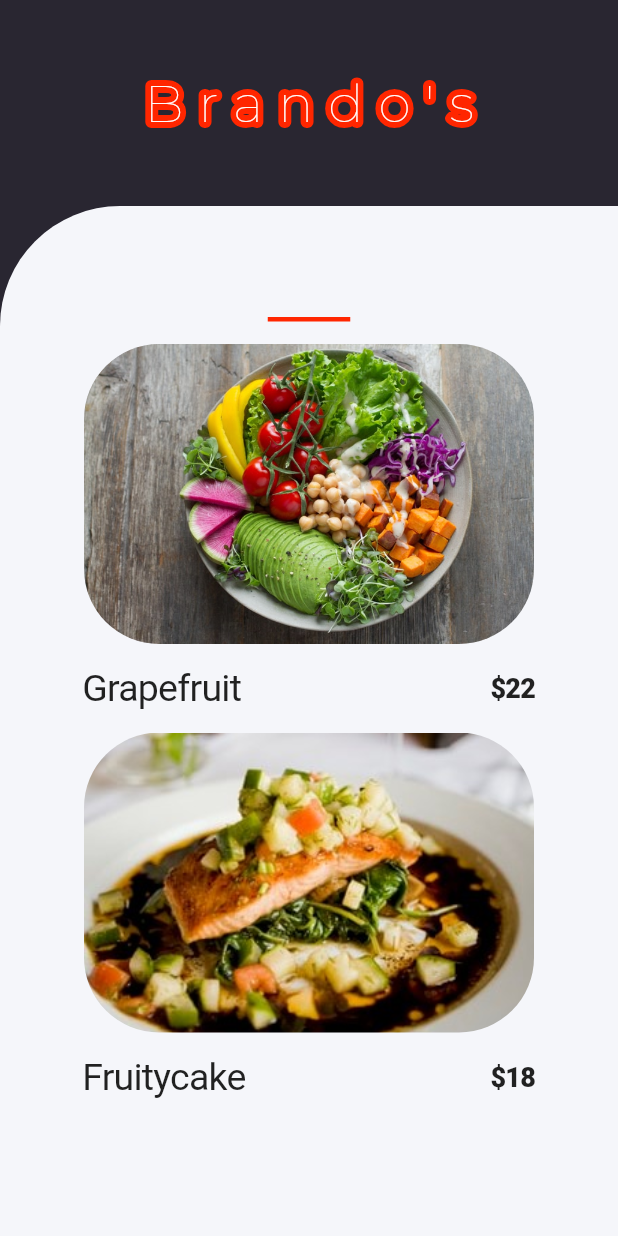
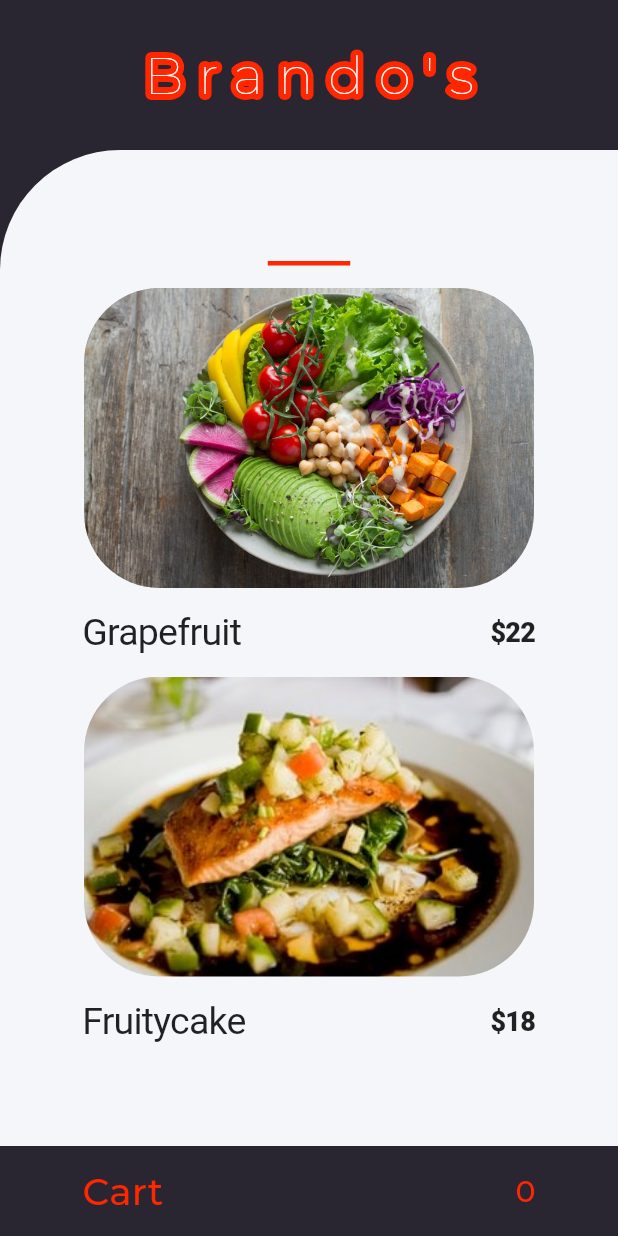
Before and after one commit to ahmed-tarek-salem/Brando_first_dribbble, a Flutter app: the FoodCategoryScreen screen opened directly with empty values, on a phone screen of 412 x 824 dp. Run offline on Flutter 3.47's test engine with Material 2 defaults, Android fonts, the phone set to English and light mode, and no system bars; drawn by our look-alikes of bordered_text; our stand-ins replace get, google_fonts; Roboto replaces fonts that are missing (Monda); project files that could hold a hidden picture were left out.

```diff
--- a/lib/constants.dart
+++ b/lib/constants.dart
@@ -1,4 +1,15 @@
+import 'package:Brando_first_dribbble/models/product.dart';
 import 'package:flutter/material.dart';
 
 Color kOraColor = const Color(0xffFF2600);
 Color kOhliColor = const Color(0xff292631);
+const kTransitionDuration = Duration(milliseconds: 300);
+const kPaddingHorizontal = 20.0;
+const kPaddingVertical = 10.0;
+const kHeaderHeight = 100.0;
+const kCartHeight = 60.0;
+
+List<Product> products = const [
+  Product(name: 'Grapefruit', image: 'images/plm.jpg', price: '22'),
+  Product(name: 'Fruitycake', image: 'images/food2.jpg', price: '18'),
+];
--- /dev/null
+++ b/lib/controllers/cart_controller.dart
@@ -0,0 +1,11 @@
+import 'package:Brando_first_dribbble/models/product.dart';
+import 'package:get/get.dart';
+
+class CartController extends GetxController {
+  List<Product> cartItems = [];
+
+  void addToCart(Product product) {
+    cartItems.add(product);
+    update();
+  }
+}
--- /dev/null
+++ b/lib/controllers/controller.dart
@@ -0,0 +1,11 @@
+import 'package:flutter/cupertino.dart';
+
+enum HomeState { normal, cart }
+
+class HomeController extends ChangeNotifier {
+  HomeState homeState = HomeState.normal;
+  void changeHomeState(HomeState state) {
+    homeState = state;
+    notifyListeners();
+  }
+}
--- /dev/null
+++ b/lib/models/product.dart
@@ -0,0 +1,7 @@
+class Product {
+  final String name;
+  final String image;
+  final String price;
+
+  const Product({this.name, this.image, this.price});
+}
--- a/lib/screens/food_category_screen.dart
+++ b/lib/screens/food_category_screen.dart
@@ -1,21 +1,45 @@
 import 'package:Brando_first_dribbble/constants.dart';
-import 'package:Brando_first_dribbble/widgets/cards.dart';
+import 'package:Brando_first_dribbble/controllers/controller.dart';
+import 'package:Brando_first_dribbble/widgets/cart_bar.dart';
+import 'package:Brando_first_dribbble/widgets/custom_card.dart';
+import 'package:Brando_first_dribbble/widgets/long_cart_bar.dart';
 import 'package:flutter/material.dart';
 import 'package:bordered_text/bordered_text.dart';
 import 'package:google_fonts/google_fonts.dart';
 
 class FoodCategoryScreen extends StatelessWidget {
   final String categoryName;
-  const FoodCategoryScreen(this.categoryName);
+  FoodCategoryScreen(this.categoryName);
+  final controller = HomeController();
+  void _onVerticalUpgrade(DragUpdateDetails details) {
+    if (details.primaryDelta < -0.7) {
+      controller.changeHomeState(HomeState.cart);
+    } else if (details.primaryDelta > 12) {
+      controller.changeHomeState(HomeState.normal);
+    }
+  }
 
   @override
   Widget build(BuildContext context) {
+    print('Here');
+    double screenHeight = MediaQuery.of(context).size.height;
     return SafeArea(
       child: Scaffold(
-          body: Column(
-        crossAxisAlignment: CrossAxisAlignment.stretch,
+          body: AnimatedBuilder(
+              animation: controller,
+              builder: (context, snapshot) {
+                return Stack(
+                  //  crossAxisAlignment: CrossAxisAlignment.stretch,
                   children: [
-          Expanded(
+                    //Header
+                    AnimatedPositioned(
+                      duration: kTransitionDuration,
+                      left: 0,
+                      right: 0,
+                      top: controller.homeState == HomeState.normal
+                          ? 0
+                          : -kHeaderHeight,
+                      height: kHeaderHeight,
                       child: Container(
                         color: kOhliColor,
                         child: Center(
@@ -36,15 +60,25 @@ class FoodCategoryScreen extends StatelessWidget {
                         ),
                       ),
                     ),
-          Expanded(
-            flex: 5,
+                    //ListView
+                    AnimatedPositioned(
+                      duration: kTransitionDuration,
+                      top: controller.homeState == HomeState.normal
+                          ? kHeaderHeight
+                          : -(screenHeight - kCartHeight * 2 - kHeaderHeight),
+                      left: 0,
+                      right: 0,
                       child: Container(
+                        height: screenHeight - (kHeaderHeight + kCartHeight),
                         color: kOhliColor,
                         child: Container(
+                          width: double.infinity,
                           decoration: const BoxDecoration(
                             color: Color(0xffF5F6FA),
-                    borderRadius:
-                        BorderRadius.only(topLeft: Radius.circular(80))),
+                            borderRadius: BorderRadius.only(
+                              topLeft: Radius.circular(80),
+                            ),
+                          ),
                           child: Column(
                             children: [
                               const SizedBox(height: 30),
@@ -67,22 +101,45 @@ class FoodCategoryScreen extends StatelessWidget {
                                 child: Padding(
                                   padding: const EdgeInsets.symmetric(
                                       horizontal: 40.0, vertical: 15),
-                        child: ListView(
+                                  child: ListView.builder(
                                     physics: const BouncingScrollPhysics(),
-                            children: const [
-                              CustomCard('Grapefruit', 'images/plm.jpg', '22'),
-                              CustomCard(
-                                  'Fruitycake', 'images/food2.jpg', '18'),
-                            ]),
+                                    itemCount: products.length,
+                                    itemBuilder: (context, index) {
+                                      return CustomCard(products[index]);
+                                    },
+                                  ),
                                 ),
                               )
                             ],
                           ),
                         ),
                       ),
+                    ),
+                    AnimatedPositioned(
+                      duration: kTransitionDuration,
+                      bottom: 0,
+                      right: 0,
+                      left: 0,
+                      height: controller.homeState == HomeState.normal
+                          ? kCartHeight
+                          : screenHeight - kHeaderHeight,
+                      child: GestureDetector(
+                        onVerticalDragUpdate: _onVerticalUpgrade,
+                        child: Container(
+                          padding: const EdgeInsets.symmetric(horizontal: 55.0),
+                          width: double.infinity,
+                          color: kOhliColor,
+                          child: AnimatedSwitcher(
+                              duration: kTransitionDuration,
+                              child: controller.homeState == HomeState.normal
+                                  ? CartBar()
+                                  : const LongCartBar()),
+                        ),
+                      ),
                     )
                   ],
-      )),
+                );
+              })),
     );
   }
 }
--- a/lib/screens/full_menu_screen.dart
+++ b/lib/screens/full_menu_screen.dart
@@ -4,9 +4,10 @@ import 'package:flutter/material.dart';
 import 'package:bordered_text/bordered_text.dart';
 
 class FullMenuScreen extends StatelessWidget {
-  const FullMenuScreen();
+  FullMenuScreen();
   @override
   Widget build(BuildContext context) {
+    print('Start');
     return SafeArea(
       child: Scaffold(
         body: Column(
@@ -66,7 +67,7 @@ class FullMenuScreen extends StatelessWidget {
                             padding: const EdgeInsets.only(
                                 left: 50, top: 20, right: 50),
                             child: ListView(
-                              children: const [
+                              children: [
                                 SingleCategoryWidget('Starters', '7'),
                                 SingleCategoryWidget('Flatbread + Pasta', '4'),
                                 SingleCategoryWidget('Main Courses', '5'),
--- a/lib/widgets/cards.dart
+++ /dev/null
@@ -1,52 +0,0 @@
-import 'package:flutter/material.dart';
-import 'package:google_fonts/google_fonts.dart';
-
-class CustomCard extends StatelessWidget {
-  final String foodName;
-  final String urlImage;
-  final String price;
-
-  const CustomCard(this.foodName, this.urlImage, this.price);
-  @override
-  Widget build(BuildContext context) {
-    return Column(
-      children: [
-        Container(
-          height: 200,
-          width: 300,
-          child: ClipRRect(
-            borderRadius: BorderRadius.circular(50),
-            child: Image(
-              image: AssetImage(urlImage),
-              fit: BoxFit.cover,
-            ),
-          ),
-        ),
-        Padding(
-          padding: const EdgeInsets.symmetric(horizontal: 15.0, vertical: 15),
-          child: Row(
-            mainAxisAlignment: MainAxisAlignment.spaceBetween,
-            children: [
-              Text(
-                foodName,
-                style: GoogleFonts.monda(
-                    textStyle: const TextStyle(
-                  fontSize: 25,
-                  fontWeight: FontWeight.w400,
-                  letterSpacing: -.5,
-                )),
-              ),
-              Text('\$$price',
-                  style: GoogleFonts.monda(
-                      textStyle: const TextStyle(
-                    fontSize: 18,
-                    fontWeight: FontWeight.w900,
-                    letterSpacing: -.5,
-                  )))
-            ],
-          ),
-        )
-      ],
-    );
-  }
-}
--- /dev/null
+++ b/lib/widgets/cart_bar.dart
@@ -0,0 +1,53 @@
+import 'package:Brando_first_dribbble/constants.dart';
+import 'package:Brando_first_dribbble/controllers/cart_controller.dart';
+import 'package:Brando_first_dribbble/widgets/cart_item.dart';
+import 'package:flutter/material.dart';
+import 'package:get/get.dart';
+
+class CartBar extends StatelessWidget {
+  @override
+  Widget build(BuildContext context) {
+    final CartController cartController = Get.put(
+      CartController(),
+    );
+    return Row(
+      mainAxisAlignment: MainAxisAlignment.spaceEvenly,
+      children: [
+        Text(
+          'Cart',
+          style: TextStyle(
+            color: kOraColor,
+            fontSize: 25,
+            fontWeight: FontWeight.w500,
+          ),
+        ),
+        GetBuilder<CartController>(builder: (_) {
+          return Expanded(
+            child: ListView.builder(
+              scrollDirection: Axis.horizontal,
+              padding: EdgeInsets.zero,
+              itemCount: cartController.cartItems.length,
+              itemBuilder: (context, index) {
+                return CartItem(cartController.cartItems[index]);
+              },
+            ),
+          );
+        }),
+        GetBuilder<CartController>(builder: (_) {
+          return Text(
+            cartController.cartItems.length.toString(),
+            style: TextStyle(
+              color: kOraColor,
+              fontSize: 20,
+              fontWeight: FontWeight.w500,
+            ),
+          );
+        })
+
+        // Container(
+        //   child: const Text('A'),
+        // )
+      ],
+    );
+  }
+}
--- /dev/null
+++ b/lib/widgets/custom_card.dart
@@ -0,0 +1,67 @@
+import 'package:Brando_first_dribbble/constants.dart';
+import 'package:Brando_first_dribbble/models/product.dart';
+import 'package:Brando_first_dribbble/screens/meal_details_screen.dart';
+import 'package:flutter/material.dart';
+import 'package:google_fonts/google_fonts.dart';
+
+class CustomCard extends StatelessWidget {
+  final Product product;
+  const CustomCard(this.product);
+  @override
+  Widget build(BuildContext context) {
+    return GestureDetector(
+      onTap: () {
+        Navigator.push(
+          context,
+          PageRouteBuilder(
+            transitionDuration: kTransitionDuration,
+            reverseTransitionDuration: kTransitionDuration,
+            pageBuilder: (context, animation, sec) {
+              return MealDetailsScreen(product);
+            },
+          ),
+        );
+      },
+      child: Column(
+        children: [
+          ClipRRect(
+            borderRadius: BorderRadius.circular(50),
+            child: Hero(
+              tag: product.name,
+              child: Image(
+                height: 200,
+                width: 300,
+                image: AssetImage(product.image),
+                fit: BoxFit.cover,
+              ),
+            ),
+          ),
+          Padding(
+            padding: const EdgeInsets.symmetric(horizontal: 15.0, vertical: 15),
+            child: Row(
+              mainAxisAlignment: MainAxisAlignment.spaceBetween,
+              children: [
+                Text(
+                  product.name,
+                  style: GoogleFonts.monda(
+                      textStyle: const TextStyle(
+                    fontSize: 25,
+                    fontWeight: FontWeight.w400,
+                    letterSpacing: -.5,
+                  )),
+                ),
+                Text('\$${product.price}',
+                    style: GoogleFonts.monda(
+                        textStyle: const TextStyle(
+                      fontSize: 18,
+                      fontWeight: FontWeight.w900,
+                      letterSpacing: -.5,
+                    )))
+              ],
+            ),
+          )
+        ],
+      ),
+    );
+  }
+}
--- a/pubspec.yaml
+++ b/pubspec.yaml
@@ -31,6 +31,8 @@ dependencies:
   cupertino_icons: ^1.0.3
   google_fonts: ^2.1.0
   lint: ^1.3.0
+  get: ^4.3.8
+
 
 
 
```
Also changed, not shown: lib/main.dart (+9 -3 lines), lib/screens/home_screen.dart (+13 -13 lines), lib/screens/meal_details_screen.dart (added, +95 -0 lines), lib/widgets/cart_item.dart (added, +24 -0 lines), lib/widgets/item_in_long_cart_bar.dart (added, +25 -0 lines), lib/widgets/long_cart_bar.dart (added, +60 -0 lines), lib/widgets/single_category_widget.dart (+10 -8 lines), pubspec.lock. Lines whose indentation alone changed are shown as unchanged.
